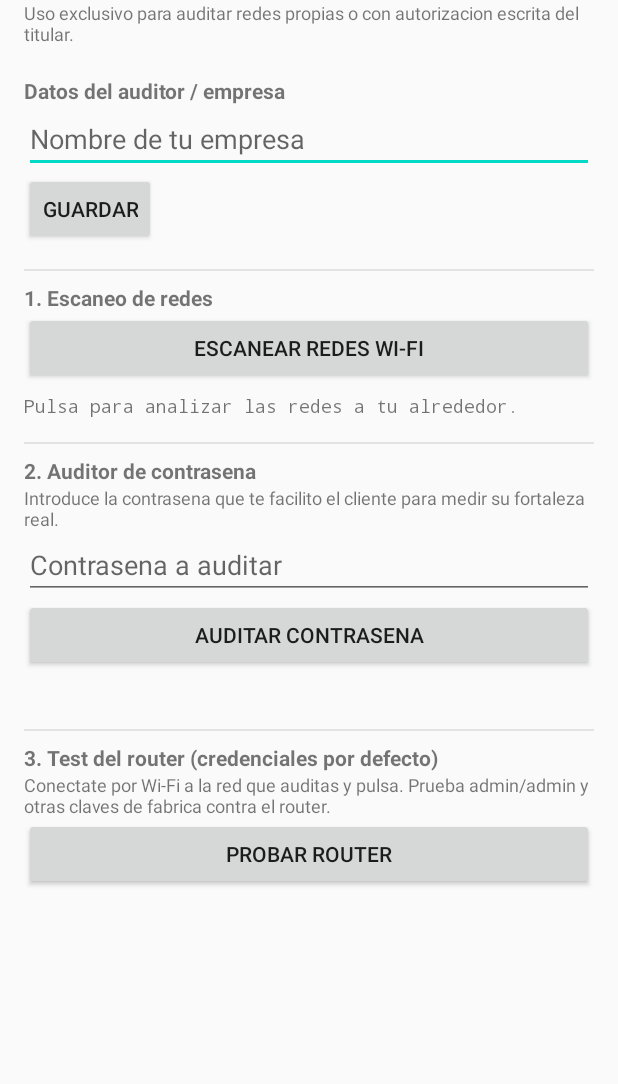
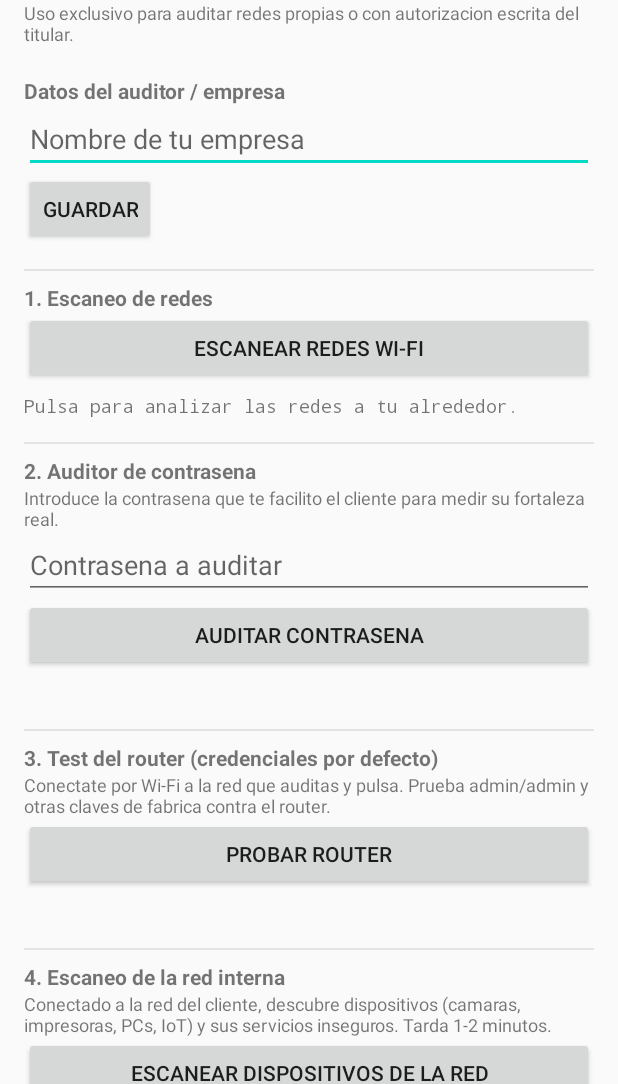
Before and after one commit to Jajaja19901/mis-apps, an Android app: the screen it shows after launch (MainActivity), on a phone screen of 412 x 824 dp, the part 152-1236 px from its top. Run offline under Robolectric (Android 15) with nearby library versions, the phone set to English and light mode, and no system bars.

Commit message:
Add internal LAN scanner (device + insecure-service discovery)
- NetworkScanner: TCP sweep of the connected /24, port scan of live hosts,
  classification and flagging of insecure services (Telnet, FTP, SMB, RTSP
  cameras, RDP, TR-069, SIP). No root required.
- Wire a fourth section into MainActivity to run it and show results.
- Harden the build workflow: pin setup-android packages to avoid the flaky
  obsolete "tools" SDK package that failed an earlier run.

Co-Authored-By: Claude <noreply@anthropic.com>
Claude-Session: https://claude.ai/code/session_01Hua12XvYoc2VjhqLCDF6eJ

```diff
--- a/wifi-security-analyzer/app/src/main/res/layout/activity_main.xml
+++ b/wifi-security-analyzer/app/src/main/res/layout/activity_main.xml
@@ -146,6 +146,40 @@
             android:layout_height="wrap_content"
             android:fontFamily="monospace"
             android:textSize="12sp"
+            android:paddingTop="6dp" />
+
+        <View
+            android:layout_width="match_parent"
+            android:layout_height="1dp"
+            android:background="#33888888"
+            android:layout_marginTop="16dp"
+            android:layout_marginBottom="8dp" />
+
+        <!-- 4. Escaneo de red interna -->
+        <TextView
+            android:layout_width="wrap_content"
+            android:layout_height="wrap_content"
+            android:text="@string/section_lan"
+            android:textStyle="bold" />
+
+        <TextView
+            android:layout_width="match_parent"
+            android:layout_height="wrap_content"
+            android:text="@string/lan_help"
+            android:textSize="12sp" />
+
+        <Button
+            android:id="@+id/btnLan"
+            android:layout_width="match_parent"
+            android:layout_height="wrap_content"
+            android:text="@string/scan_lan" />
+
+        <TextView
+            android:id="@+id/outLan"
+            android:layout_width="match_parent"
+            android:layout_height="wrap_content"
+            android:fontFamily="monospace"
+            android:textSize="12sp"
             android:paddingTop="6dp"
             android:paddingBottom="24dp" />
 
--- a/wifi-security-analyzer/app/src/main/res/values/strings.xml
+++ b/wifi-security-analyzer/app/src/main/res/values/strings.xml
@@ -22,4 +22,8 @@
     <string name="section_router">3. Test del router (credenciales por defecto)</string>
     <string name="router_help">Conectate por Wi-Fi a la red que auditas y pulsa. Prueba admin/admin y otras claves de fabrica contra el router.</string>
     <string name="test_router">Probar router</string>
+
+    <string name="section_lan">4. Escaneo de la red interna</string>
+    <string name="lan_help">Conectado a la red del cliente, descubre dispositivos (camaras, impresoras, PCs, IoT) y sus servicios inseguros. Tarda 1-2 minutos.</string>
+    <string name="scan_lan">Escanear dispositivos de la red</string>
 </resources>
```
Also changed, not shown: wifi-security-analyzer/app/src/main/java/com/pentester/wifisecurity/MainActivity.kt (+35 -0 lines), wifi-security-analyzer/app/src/main/java/com/pentester/wifisecurity/core/NetworkScanner.kt (added, +99 -0 lines), 1 other file.
